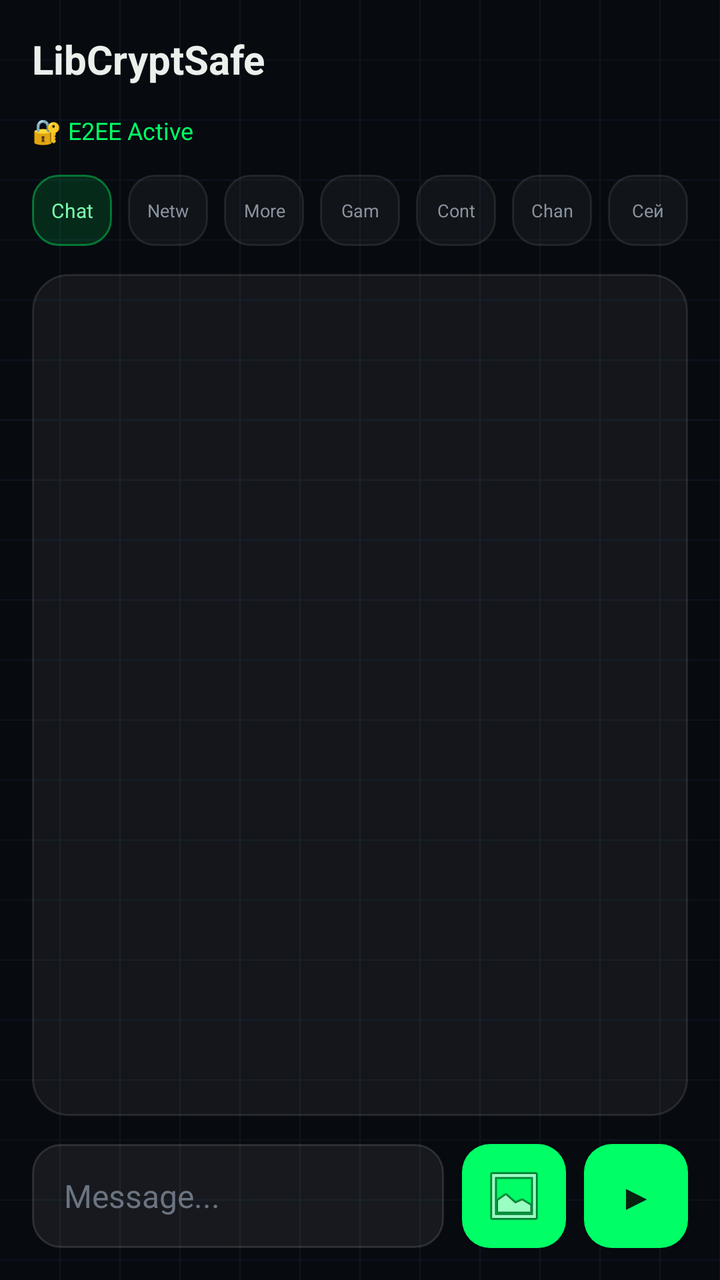
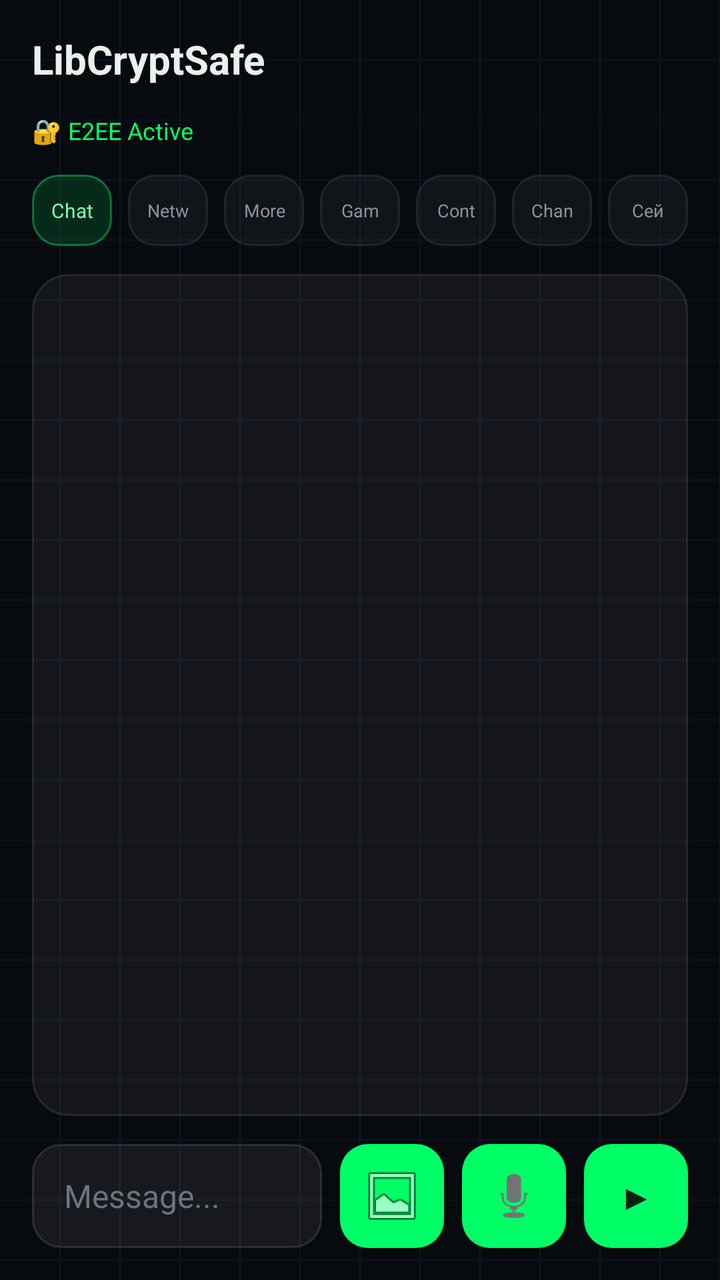

Screens rendered from an Android XML layout before and after an edit, with the pre-edit source and the edit as a unified diff.
<!-- AndroidManifest.xml: application theme Theme.LibCryptSafe -->
<!-- res/layout/activity_main.xml -->
<?xml version="1.0" encoding="utf-8"?>
<LinearLayout
    xmlns:android="http://schemas.android.com/apk/res/android"
    xmlns:app="http://schemas.android.com/apk/res-auto"
    android:layout_width="match_parent"
    android:layout_height="match_parent"
    android:orientation="vertical"
    android:padding="16dp"
    android:background="@drawable/bg_grid">
    <LinearLayout
        android:layout_width="match_parent"
        android:layout_height="wrap_content"
        android:orientation="horizontal"
        android:gravity="center_vertical"
        android:paddingBottom="14dp">
        <TextView
            android:id="@+id/tv_title"
            android:layout_width="wrap_content"
            android:layout_height="wrap_content"
            android:text="@string/app_name"
            android:textSize="20sp"
            android:textStyle="bold"
            android:textColor="#EAF1EC"/>
    </LinearLayout>
    <TextView
        android:id="@+id/tv_status"
        android:layout_width="match_parent"
        android:layout_height="wrap_content"
        android:text="@string/e2ee_active"
        android:textSize="12sp"
        android:textColor="#00FF66"
        android:paddingBottom="14dp"/>
    <LinearLayout
        android:layout_width="match_parent"
        android:layout_height="wrap_content"
        android:orientation="horizontal"
        android:paddingBottom="14dp">
        <TextView
            android:id="@+id/tab_chat"
            android:layout_width="0dp"
            android:layout_height="wrap_content"
            android:layout_weight="1"
            android:text="@string/tab_chat"
            android:gravity="center"
            android:padding="9dp"
            android:textColor="#7CFFB0"
            android:textSize="13sp"
            android:maxLines="1"
            app:autoSizeTextType="uniform"
            app:autoSizeMinTextSize="9sp"
            app:autoSizeMaxTextSize="13sp"
            app:autoSizeStepGranularity="1sp"
            android:background="@drawable/tab_active"/>
        <TextView
            android:id="@+id/tab_network"
            android:layout_width="0dp"
            android:layout_height="wrap_content"
            android:layout_weight="1"
            android:text="@string/tab_network"
            android:gravity="center"
            android:padding="9dp"
            android:layout_marginStart="8dp"
            android:textColor="#8A93A0"
            android:textSize="13sp"
            android:maxLines="1"
            app:autoSizeTextType="uniform"
            app:autoSizeMinTextSize="9sp"
            app:autoSizeMaxTextSize="13sp"
            app:autoSizeStepGranularity="1sp"
            android:background="@drawable/tab_inactive"/>
        <TextView
            android:id="@+id/tab_more"
            android:layout_width="0dp"
            android:layout_height="wrap_content"
            android:layout_weight="1"
            android:text="@string/tab_more"
            android:gravity="center"
            android:padding="9dp"
            android:layout_marginStart="8dp"
            android:textColor="#8A93A0"
            android:textSize="13sp"
            android:maxLines="1"
            app:autoSizeTextType="uniform"
            app:autoSizeMinTextSize="9sp"
            app:autoSizeMaxTextSize="13sp"
            app:autoSizeStepGranularity="1sp"
            android:background="@drawable/tab_inactive"/>
        <TextView
            android:id="@+id/tab_games"
            android:layout_width="0dp"
            android:layout_height="wrap_content"
            android:layout_weight="1"
            android:text="@string/tab_games"
            android:gravity="center"
            android:padding="9dp"
            android:layout_marginStart="8dp"
            android:textColor="#8A93A0"
            android:textSize="13sp"
            android:maxLines="1"
            app:autoSizeTextType="uniform"
            app:autoSizeMinTextSize="9sp"
            app:autoSizeMaxTextSize="13sp"
            app:autoSizeStepGranularity="1sp"
            android:background="@drawable/tab_inactive"/>
        <TextView
            android:id="@+id/tab_contacts"
            android:layout_width="0dp"
            android:layout_height="wrap_content"
            android:layout_weight="1"
            android:text="@string/tab_contacts"
            android:gravity="center"
            android:padding="9dp"
            android:layout_marginStart="8dp"
            android:textColor="#8A93A0"
            android:textSize="13sp"
            android:maxLines="1"
            app:autoSizeTextType="uniform"
            app:autoSizeMinTextSize="9sp"
            app:autoSizeMaxTextSize="13sp"
            app:autoSizeStepGranularity="1sp"
            android:background="@drawable/tab_inactive"/>
        <TextView
            android:id="@+id/tab_channels"
            android:layout_width="0dp"
            android:layout_height="wrap_content"
            android:layout_weight="1"
            android:text="@string/tab_channels"
            android:gravity="center"
            android:padding="9dp"
            android:layout_marginStart="8dp"
            android:textColor="#8A93A0"
            android:textSize="13sp"
            android:maxLines="1"
            app:autoSizeTextType="uniform"
            app:autoSizeMinTextSize="9sp"
            app:autoSizeMaxTextSize="13sp"
            app:autoSizeStepGranularity="1sp"
            android:background="@drawable/tab_inactive"/>
        <TextView
            android:id="@+id/tab_vault"
            android:layout_width="0dp"
            android:layout_height="wrap_content"
            android:layout_weight="1"
            android:text="@string/tab_vault"
            android:gravity="center"
            android:padding="9dp"
            android:layout_marginStart="8dp"
            android:textColor="#8A93A0"
            android:textSize="13sp"
            android:maxLines="1"
            app:autoSizeTextType="uniform"
            app:autoSizeMinTextSize="9sp"
            app:autoSizeMaxTextSize="13sp"
            app:autoSizeStepGranularity="1sp"
            android:background="@drawable/tab_inactive"/>
    </LinearLayout>

    <ScrollView
        android:id="@+id/scroll_messages"
        android:layout_width="match_parent"
        android:layout_height="0dp"
        android:layout_weight="1"
        android:background="@drawable/glass_card"
        android:padding="12dp">
        <LinearLayout
            android:id="@+id/container_messages"
            android:layout_width="match_parent"
            android:layout_height="wrap_content"
            android:orientation="vertical"/>
    </ScrollView>

    <LinearLayout
        android:id="@+id/container_network"
        android:layout_width="match_parent"
        android:layout_height="0dp"
        android:layout_weight="1"
        android:orientation="vertical"
        android:background="@drawable/glass_card"
        android:padding="18dp"
        android:visibility="gone">
        <TextView
            android:layout_width="wrap_content"
            android:layout_height="wrap_content"
            android:text="@string/diagnostics_title"
            android:textColor="#7CFFB0"
            android:textSize="12sp"
            android:textStyle="bold"
            android:paddingBottom="16dp"/>
        <TextView
            android:id="@+id/net_transport"
            android:layout_width="match_parent"
            android:layout_height="wrap_content"
            android:text="@string/net_transport"
            android:textColor="#D5DCE4"
            android:textSize="14sp"
            android:paddingBottom="12dp"/>
        <TextView
            android:id="@+id/net_status"
            android:layout_width="match_parent"
            android:layout_height="wrap_content"
            android:text="@string/net_status_off"
            android:textColor="#D5DCE4"
            android:textSize="14sp"
            android:paddingBottom="12dp"/>
        <TextView
            android:id="@+id/net_e2ee"
            android:layout_width="match_parent"
            android:layout_height="wrap_content"
            android:text="@string/net_status_off"
            android:textColor="#D5DCE4"
            android:textSize="14sp"
            android:paddingBottom="12dp"/>
        <TextView
            android:id="@+id/net_cipher"
            android:layout_width="match_parent"
            android:layout_height="wrap_content"
            android:text="@string/net_cipher"
            android:textColor="#D5DCE4"
            android:textSize="14sp"
            android:paddingBottom="12dp"/>
        <TextView
            android:id="@+id/net_fingerprint"
            android:layout_width="match_parent"
            android:layout_height="wrap_content"
            android:text="@string/diagnostics_title"
            android:textColor="#D5DCE4"
            android:textSize="14sp"
            android:paddingBottom="12dp"/>
        <TextView
            android:id="@+id/net_server"
            android:layout_width="match_parent"
            android:layout_height="wrap_content"
            android:text="@string/net_transport"
            android:textColor="#D5DCE4"
            android:textSize="14sp"
            android:paddingBottom="12dp"/>
        <TextView
            android:id="@+id/net_reconnects"
            android:layout_width="match_parent"
            android:layout_height="wrap_content"
            android:text="@string/net_transport"
            android:textColor="#D5DCE4"
            android:textSize="14sp"/>
    </LinearLayout>

    <LinearLayout
        android:id="@+id/container_more"
        android:layout_width="match_parent"
        android:layout_height="0dp"
        android:layout_weight="1"
        android:orientation="vertical"
        android:visibility="gone">

        <TextView
            android:layout_width="wrap_content"
            android:layout_height="wrap_content"
            android:text="@string/tab_more_title"
            android:textColor="#7CFFB0"
            android:textSize="12sp"
            android:textStyle="bold"
            android:paddingBottom="12dp"/>

        <LinearLayout
            android:layout_width="match_parent"
            android:layout_height="wrap_content"
            android:orientation="vertical"
            android:background="@drawable/glass_card"
            android:padding="16dp"
            android:layout_marginBottom="12dp">
            <TextView
                android:layout_width="wrap_content"
                android:layout_height="wrap_content"
                android:text="@string/my_id_title"
                android:textColor="#EAF1EC"
                android:textSize="15sp"/>
            <TextView
                android:id="@+id/tv_my_id"
                android:layout_width="match_parent"
                android:layout_height="wrap_content"
                android:text="—"
                android:textColor="#7CFFB0"
                android:textSize="18sp"
                android:fontFamily="monospace"
                android:textStyle="bold"
                android:paddingTop="6dp"
                android:paddingBottom="6dp"/>
            <TextView
                android:layout_width="wrap_content"
                android:layout_height="wrap_content"
                android:text="@string/my_id_desc"
                android:textColor="#8A93A0"
                android:textSize="12sp"
                android:paddingBottom="10dp"/>
            <Button
                android:id="@+id/btn_copy_id"
                android:layout_width="wrap_content"
                android:layout_height="wrap_content"
                android:text="@string/my_id_copy"/>
        </LinearLayout>

        <LinearLayout
            android:layout_width="match_parent"
            android:layout_height="wrap_content"
            android:orientation="vertical"
            android:background="@drawable/glass_card"
            android:padding="16dp">

            <LinearLayout
                android:layout_width="match_parent"
                android:layout_height="wrap_content"
                android:orientation="horizontal"
                android:gravity="center_vertical">

                <LinearLayout
                    android:layout_width="0dp"
                    android:layout_height="wrap_content"
                    android:layout_weight="1"
                    android:orientation="vertical">
                    <TextView
                        android:layout_width="wrap_content"
                        android:layout_height="wrap_content"
                        android:text="@string/screen_security_title"
                        android:textColor="#EAF1EC"
                        android:textSize="15sp"/>
                    <TextView
                        android:layout_width="wrap_content"
                        android:layout_height="wrap_content"
                        android:text="@string/screen_security_desc"
                        android:textColor="#8A93A0"
                        android:textSize="12sp"
                        android:paddingTop="2dp"/>
                </LinearLayout>

                <Switch
                    android:id="@+id/switch_screen_security"
                    android:layout_width="wrap_content"
                    android:layout_height="wrap_content"/>
            </LinearLayout>
        </LinearLayout>

        <LinearLayout
            android:layout_width="match_parent"
            android:layout_height="wrap_content"
            android:orientation="horizontal"
            android:gravity="center_vertical"
            android:background="@drawable/glass_card"
            android:padding="16dp"
            android:layout_marginTop="12dp">
            <LinearLayout
                android:layout_width="0dp"
                android:layout_height="wrap_content"
                android:layout_weight="1"
                android:orientation="vertical">
                <TextView
                    android:layout_width="wrap_content"
                    android:layout_height="wrap_content"
                    android:text="@string/app_lock_label"
                    android:textColor="#FFFFFF"
                    android:textSize="15sp"/>
                <TextView
                    android:layout_width="wrap_content"
                    android:layout_height="wrap_content"
                    android:text="@string/app_lock_desc"
                    android:textColor="#8A93A0"
                    android:textSize="12sp"
                    android:paddingTop="2dp"/>
            </LinearLayout>
            <Switch
                android:id="@+id/switch_app_lock"
                android:layout_width="wrap_content"
                android:layout_height="wrap_content"/>
        </LinearLayout>
        <LinearLayout
            android:layout_width="match_parent"
            android:layout_height="wrap_content"
            android:orientation="horizontal"
            android:gravity="center_vertical"
            android:background="@drawable/glass_card"
            android:padding="16dp"
            android:layout_marginTop="12dp">
            <LinearLayout
                android:layout_width="0dp"
                android:layout_height="wrap_content"
                android:layout_weight="1"
                android:orientation="vertical">
                <TextView
                    android:layout_width="wrap_content"
                    android:layout_height="wrap_content"
                    android:text="@string/notif_sound_label"
                    android:textColor="#FFFFFF"
                    android:textSize="15sp"/>
                <TextView
                    android:layout_width="wrap_content"
                    android:layout_height="wrap_content"
                    android:text="@string/notif_sound_desc"
                    android:textColor="#8A93A0"
                    android:textSize="12sp"
                    android:paddingTop="2dp"/>
            </LinearLayout>
            <Switch
                android:id="@+id/switch_notif_sound"
                android:layout_width="wrap_content"
                android:layout_height="wrap_content"/>
        </LinearLayout>
        <LinearLayout
            android:layout_width="match_parent"
            android:layout_height="wrap_content"
            android:orientation="horizontal"
            android:gravity="center_vertical"
            android:background="@drawable/glass_card"
            android:padding="16dp"
            android:layout_marginTop="12dp">
            <LinearLayout
                android:layout_width="0dp"
                android:layout_height="wrap_content"
                android:layout_weight="1"
                android:orientation="vertical">
                <TextView
                    android:layout_width="wrap_content"
                    android:layout_height="wrap_content"
                    android:text="@string/notif_vibration_label"
                    android:textColor="#FFFFFF"
                    android:textSize="15sp"/>
                <TextView
                    android:layout_width="wrap_content"
                    android:layout_height="wrap_content"
                    android:text="@string/notif_vibration_desc"
                    android:textColor="#8A93A0"
                    android:textSize="12sp"
                    android:paddingTop="2dp"/>
            </LinearLayout>
            <Switch
                android:id="@+id/switch_notif_vibration"
                android:layout_width="wrap_content"
                android:layout_height="wrap_content"/>
        </LinearLayout>

        <TextView
            android:layout_width="wrap_content"
            android:layout_height="wrap_content"
            android:text="@string/env_section_title"
            android:textColor="#7CFFB0"
            android:textSize="12sp"
            android:textStyle="bold"
            android:paddingTop="20dp"
            android:paddingBottom="12dp"/>

        <LinearLayout
            android:layout_width="match_parent"
            android:layout_height="wrap_content"
            android:orientation="vertical"
            android:background="@drawable/glass_card"
            android:padding="16dp">
            <TextView
                android:id="@+id/tv_env_status"
                android:layout_width="match_parent"
                android:layout_height="wrap_content"
                android:text="@string/env_checking"
                android:textColor="#EAF1EC"
                android:textSize="14sp"/>
            <TextView
                android:id="@+id/tv_env_note"
                android:layout_width="match_parent"
                android:layout_height="wrap_content"
                android:text="@string/env_note"
                android:textColor="#8A93A0"
                android:textSize="12sp"
                android:paddingTop="8dp"
                android:visibility="gone"/>
            <TextView
                android:id="@+id/tv_integrity_status"
                android:layout_width="match_parent"
                android:layout_height="wrap_content"
                android:text="@string/integrity_ok"
                android:textColor="#EAF1EC"
                android:textSize="14sp"
                android:paddingTop="12dp"/>
        </LinearLayout>
    </LinearLayout>

    <ScrollView
        android:id="@+id/container_games"
        android:layout_width="match_parent"
        android:layout_height="0dp"
        android:layout_weight="1"
        android:visibility="gone">
        <LinearLayout
            android:layout_width="match_parent"
            android:layout_height="wrap_content"
            android:orientation="vertical">
            <TextView
                android:layout_width="wrap_content"
                android:layout_height="wrap_content"
                android:text="@string/games_title"
                android:textColor="#7CFFB0"
                android:textSize="12sp"
                android:textStyle="bold"
                android:paddingBottom="12dp"/>
            <LinearLayout
                android:id="@+id/card_backgammon"
                android:layout_width="match_parent"
                android:layout_height="wrap_content"
                android:orientation="horizontal"
                android:gravity="center_vertical"
                android:background="@drawable/glass_card"
                android:padding="16dp"
                android:layout_marginBottom="12dp">
                <TextView android:layout_width="wrap_content" android:layout_height="wrap_content" android:text="&#127922;" android:textSize="28sp" android:layout_marginEnd="16dp"/>
                <LinearLayout android:layout_width="0dp" android:layout_height="wrap_content" android:layout_weight="1" android:orientation="vertical">
                    <TextView android:layout_width="wrap_content" android:layout_height="wrap_content" android:text="@string/game_backgammon" android:textColor="#FFFFFF" android:textSize="16sp"/>
                </LinearLayout>
            </LinearLayout>
        </LinearLayout>
    </ScrollView>

    <ScrollView
        android:id="@+id/container_contacts"
        android:layout_width="match_parent"
        android:layout_height="0dp"
        android:layout_weight="1"
        android:visibility="gone">
        <LinearLayout
            android:layout_width="match_parent"
            android:layout_height="wrap_content"
            android:orientation="vertical">
            <Button
                android:id="@+id/btn_add_contact"
                android:layout_width="wrap_content"
                android:layout_height="wrap_content"
                android:text="@string/contacts_add"
                android:layout_marginBottom="12dp"/>
            <LinearLayout
                android:id="@+id/list_contacts"
                android:layout_width="match_parent"
                android:layout_height="wrap_content"
                android:orientation="vertical"/>
            <TextView
                android:id="@+id/tv_contacts_empty"
                android:layout_width="wrap_content"
                android:layout_height="wrap_content"
                android:text="@string/contacts_empty"
                android:textColor="#8A93A0"
                android:textSize="13sp"
                android:paddingTop="8dp"/>
        </LinearLayout>
    </ScrollView>

    <ScrollView
        android:id="@+id/container_channels"
        android:layout_width="match_parent"
        android:layout_height="0dp"
        android:layout_weight="1"
        android:background="@drawable/glass_card"
        android:padding="12dp"
        android:visibility="gone">
        <LinearLayout
            android:layout_width="match_parent"
            android:layout_height="wrap_content"
            android:orientation="vertical">
        <Button
            android:id="@+id/btn_create_channel"
            android:layout_width="match_parent"
            android:layout_height="wrap_content"
            android:text="@string/channel_create"
            android:layout_marginBottom="8dp"/>

        <Button
            android:id="@+id/btn_subscribe_channel"
            android:layout_width="match_parent"
            android:layout_height="wrap_content"
            android:text="@string/channel_subscribe"
            android:layout_marginBottom="8dp"/>
        <LinearLayout
            android:id="@+id/list_channels"
            android:layout_width="match_parent"
            android:layout_height="wrap_content"
            android:orientation="vertical"/>
        </LinearLayout>
    </ScrollView>

    <ScrollView
        android:id="@+id/container_vault"
        android:layout_width="match_parent"
        android:layout_height="0dp"
        android:layout_weight="1"
        android:visibility="gone">
        <LinearLayout
            android:layout_width="match_parent"
            android:layout_height="wrap_content"
            android:orientation="vertical"
            android:padding="12dp">
            <TextView
                android:layout_width="match_parent"
                android:layout_height="wrap_content"
                android:text="Зашифрованный сейф"
                android:textColor="#7CFFB0"
                android:textSize="14sp"
                android:layout_marginBottom="12dp"/>
            <LinearLayout
                android:id="@+id/list_vault"
                android:layout_width="match_parent"
                android:layout_height="wrap_content"
                android:orientation="vertical"/>
        </LinearLayout>
    </ScrollView>

    <LinearLayout
        android:id="@+id/container_posts"
        android:layout_width="match_parent"
        android:layout_height="0dp"
        android:layout_weight="1"
        android:orientation="vertical"
        android:background="@drawable/glass_card"
        android:padding="12dp"
        android:visibility="gone">
        <TextView
            android:id="@+id/btn_posts_back"
            android:layout_width="wrap_content"
            android:layout_height="wrap_content"
            android:text="@string/channel_back"
            android:textColor="#7CFFB0"
            android:textSize="15sp"
            android:padding="8dp"/>
        <TextView
            android:id="@+id/posts_channel_title"
            android:layout_width="match_parent"
            android:layout_height="wrap_content"
            android:textColor="#FFFFFF"
            android:textSize="18sp"
            android:padding="8dp"/>
        <ScrollView
            android:id="@+id/scroll_posts"
            android:layout_width="match_parent"
            android:layout_height="0dp"
            android:layout_weight="1">
            <LinearLayout
                android:id="@+id/list_posts"
                android:layout_width="match_parent"
                android:layout_height="wrap_content"
                android:orientation="vertical"/>
        </ScrollView>
        <LinearLayout
            android:id="@+id/input_post_area"
            android:layout_width="match_parent"
            android:layout_height="wrap_content"
            android:orientation="horizontal"
            android:gravity="center_vertical"
            android:paddingTop="8dp"
            android:visibility="gone">
            <EditText
                android:id="@+id/input_post"
                android:layout_width="0dp"
                android:layout_height="wrap_content"
                android:layout_weight="1"
                android:hint="@string/post_write_hint"
                android:textColor="#FFFFFF"
                android:textColorHint="#8A93A0"/>
            <Button
                android:id="@+id/btn_publish_post"
                android:layout_width="wrap_content"
                android:layout_height="wrap_content"
                android:text="@string/post_publish"
                android:layout_marginStart="8dp"/>
        </LinearLayout>
    </LinearLayout>

    <LinearLayout
        android:id="@+id/container_input"
        android:layout_width="match_parent"
        android:layout_height="wrap_content"
        android:orientation="horizontal"
        android:gravity="center_vertical"
        android:paddingTop="14dp">
        <EditText
            android:id="@+id/et_message"
            android:layout_width="0dp"
            android:layout_height="52dp"
            android:layout_weight="1"
            android:hint="@string/msg_hint"
            android:textColorHint="#6B7480"
            android:textColor="#EAF1EC"
            android:background="@drawable/glass_input"
            android:paddingStart="16dp"
            android:paddingEnd="16dp"
            android:gravity="center_vertical"
            android:maxLines="1"
            android:textSize="16sp"/>
        <ImageButton
            android:id="@+id/btn_attach_photo"
            android:layout_width="52dp"
            android:layout_height="52dp"
            android:layout_marginStart="9dp"
            android:src="@android:drawable/ic_menu_gallery"
            android:scaleType="centerInside"
            android:background="@drawable/btn_send_bg"
            android:contentDescription="photo"/>
        <Button
            android:id="@+id/btn_send"
            android:padding="0dp"
            android:gravity="center"
            android:layout_width="52dp"
            android:layout_height="52dp"
            android:text="▶"
            android:textSize="18sp"
            android:layout_marginStart="9dp"
            android:background="@drawable/btn_send_bg"
            android:textColor="#06210F"/>
    </LinearLayout>
</LinearLayout>
<!-- resources referenced by this layout -->
<resources>
  <!-- drawable btn_send_bg (drawable) -->
  <?xml version="1.0" encoding="utf-8"?>
  <shape xmlns:android="http://schemas.android.com/apk/res/android"
      android:shape="rectangle">
      <solid android:color="#00FF66"/>
      <corners android:radius="14dp"/>
  </shape>
  <!-- drawable glass_card (drawable) -->
  <?xml version="1.0" encoding="utf-8"?>
  <shape xmlns:android="http://schemas.android.com/apk/res/android"
      android:shape="rectangle">
      <solid android:color="#0DFFFFFF"/>
      <stroke android:width="1dp" android:color="#1AFFFFFF"/>
      <corners android:radius="18dp"/>
  </shape>
  <!-- drawable glass_input (drawable) -->
  <?xml version="1.0" encoding="utf-8"?>
  <shape xmlns:android="http://schemas.android.com/apk/res/android"
      android:shape="rectangle">
      <solid android:color="#10FFFFFF"/>
      <stroke android:width="1dp" android:color="#1FFFFFFF"/>
      <corners android:radius="14dp"/>
  </shape>
  <!-- drawable tab_active (drawable) -->
  <?xml version="1.0" encoding="utf-8"?>
  <shape xmlns:android="http://schemas.android.com/apk/res/android"
      android:shape="rectangle">
      <solid android:color="#2100FF66"/>
      <stroke android:width="1dp" android:color="#6600FF66"/>
      <corners android:radius="13dp"/>
  </shape>
  <string name="app_lock_desc">Require biometrics or device PIN to open the app</string>
  <string name="app_lock_label">App Lock</string>
  <string name="app_name">LibCryptSafe</string>
  <string name="channel_back">← Back</string>
  <string name="channel_create">+ Create channel</string>
  <string name="channel_subscribe">+ Subscribe</string>
  <string name="contacts_add">Add contact</string>
  <string name="contacts_empty">No contacts yet</string>
  <string name="diagnostics_title">CONNECTION DIAGNOSTICS</string>
  <string name="e2ee_active">🔐 E2EE Active</string>
  <string name="env_checking">Checking…</string>
  <string name="env_note">This is an indicator, not proof. Absence of signs does not guarantee safety.</string>
  <string name="env_section_title">DEVICE ENVIRONMENT</string>
  <string name="game_backgammon">Backgammon</string>
  <string name="games_title">GAME BOARD</string>
  <string name="integrity_ok">🟢 App integrity verified</string>
  <string name="msg_hint">Message...</string>
  <string name="my_id_copy">Copy</string>
  <string name="my_id_desc">Share this ID so others can add you. It never leaves your device unless you share it.</string>
  <string name="my_id_title">Your ID</string>
  <string name="net_cipher">Cipher: ECDH (X25519) + AES-256-GCM</string>
  <string name="net_status_off">🔴 Disconnected</string>
  <string name="net_transport">Transport: WebSocket (OkHttp)</string>
  <string name="notif_sound_desc">Play a sound for incoming messages</string>
  <string name="notif_sound_label">Sound notifications</string>
  <string name="notif_vibration_desc">Vibrate for incoming messages</string>
  <string name="notif_vibration_label">Vibration</string>
  <string name="post_publish">Publish</string>
  <string name="post_write_hint">Write a news post</string>
  <string name="screen_security_desc">Blocks screenshots and screen recording</string>
  <string name="screen_security_title">Screen protection</string>
  <string name="tab_channels">Channels</string>
  <string name="tab_chat">Chat</string>
  <string name="tab_contacts">Contacts</string>
  <string name="tab_games">Games</string>
  <string name="tab_more">More</string>
  <string name="tab_more_title">SETTINGS</string>
  <string name="tab_network">Network</string>
  <string name="tab_vault">Сейф</string>
  <style name="Theme.LibCryptSafe" parent="Theme.AppCompat.NoActionBar">
          <item name="android:statusBarColor">#070A0F</item>
          <item name="android:navigationBarColor">#070A0F</item>
          <item name="android:windowBackground">#070A0F</item>
      </style>
  <!-- unchanged entries left out for length: 2 -->
</resources>

<!-- the commit's change to res/layout/activity_main.xml (unified diff, before → after) -->
@@ -694,6 +694,15 @@
             android:scaleType="centerInside"
             android:background="@drawable/btn_send_bg"
             android:contentDescription="photo"/>
+        <ImageButton
+            android:id="@+id/btn_voice"
+            android:layout_width="52dp"
+            android:layout_height="52dp"
+            android:layout_marginStart="9dp"
+            android:src="@android:drawable/ic_btn_speak_now"
+            android:scaleType="centerInside"
+            android:background="@drawable/btn_send_bg"
+            android:contentDescription="voice"/>
         <Button
             android:id="@+id/btn_send"
             android:padding="0dp"
